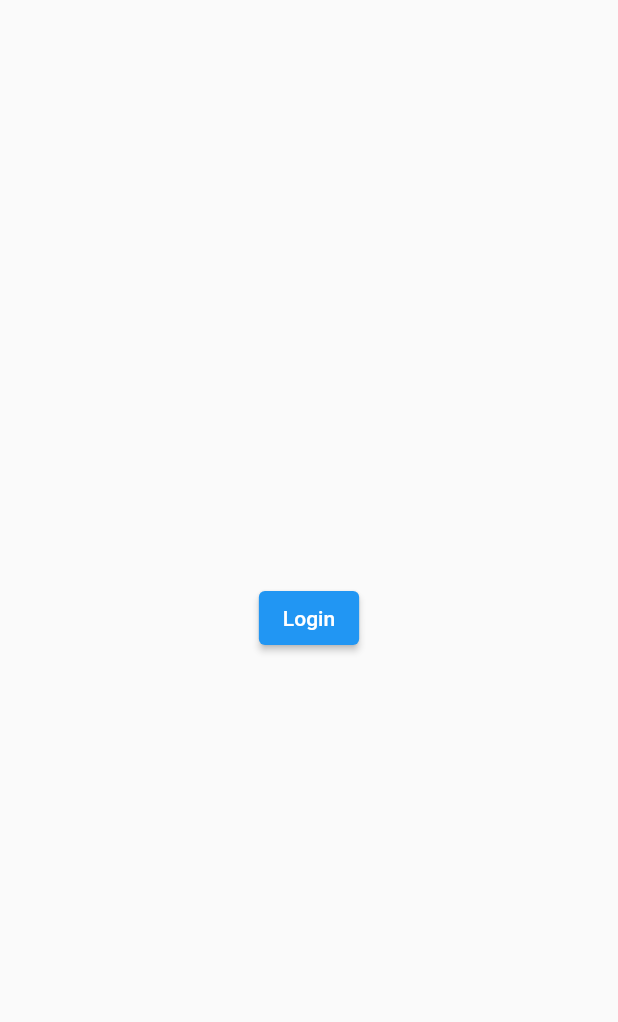
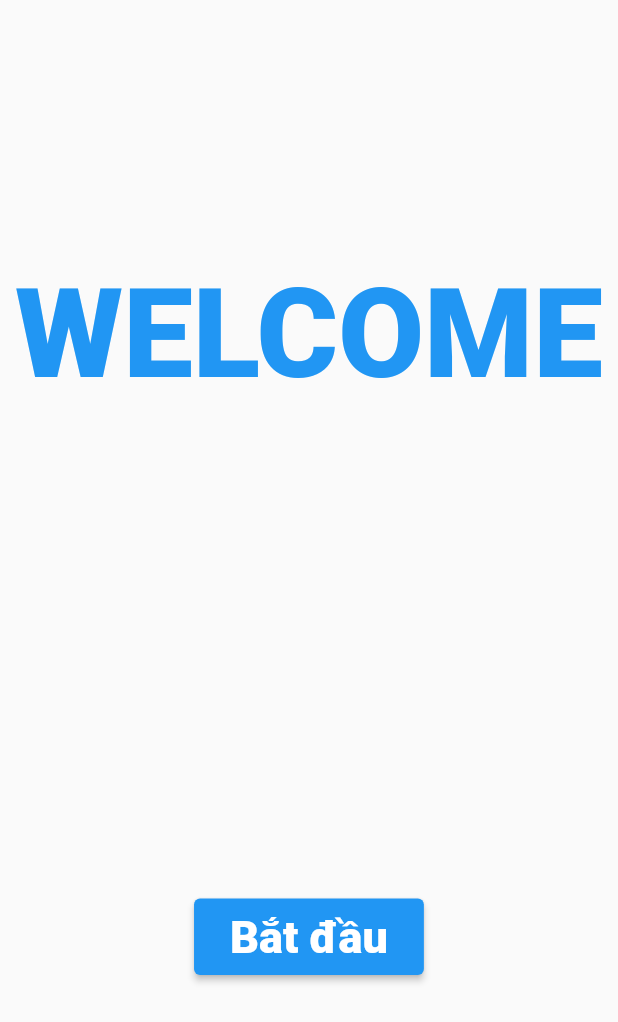
Before and after one commit to 14h4i/secman_parking, a Flutter app: the screen it shows after launch, on a phone screen of 412 x 824 dp. Shown: the top 1022 px of the screen. Run offline on Flutter 3.47's test engine with Material 2 defaults, Android fonts, the phone set to English and light mode, and no system bars; drawn by our look-alikes of auto_size_text; our stand-ins replace bloc, cached_network_image, camera, cloud_firestore, equatable, firebase_core and 6 more; missing offline and left inert: reactive_pin_code_fields; accounts and stored records are empty.

Commit message:
welcome layout

```diff
--- a/lib/modules/authentication/pages/welcome_page.dart
+++ b/lib/modules/authentication/pages/welcome_page.dart
@@ -1,30 +1,44 @@
+import 'package:auto_size_text/auto_size_text.dart';
 import 'package:flutter/material.dart';
-import 'package:flutter_bloc/flutter_bloc.dart';
-import 'package:secman_parking/blocs/app_bloc.dart';
+import 'package:secman_parking/route/route_name.dart';
+import 'package:secman_parking/themes/app_text_style.dart';
 
-class WelcomePage extends StatefulWidget {
+class WelcomePage extends StatelessWidget {
   const WelcomePage({Key? key}) : super(key: key);
-
-  @override
-  State<WelcomePage> createState() => _WelcomePageState();
-}
-
-class _WelcomePageState extends State<WelcomePage> {
-  AppBloc? get appStateBloc => BlocProvider.of<AppBloc>(context);
 
   @override
   Widget build(BuildContext context) {
     return Scaffold(
-      body: Center(
-        child: ElevatedButton(
-          child: const Text('Login'),
-          onPressed: _changeAppState,
+      body: Padding(
+        padding: const EdgeInsets.all(10.0),
+        child: Column(
+          mainAxisAlignment: MainAxisAlignment.spaceAround,
+          children: [
+            AutoSizeText(
+              'WELCOME',
+              maxLines: 1,
+              style: AppTextStyle.largeTitleCard.copyWith(color: Colors.blue),
+            ),
+            ElevatedButton(
+              child: const Padding(
+                padding: EdgeInsets.all(8.0),
+                child: AutoSizeText(
+                  'Bắt đầu',
+                  maxLines: 1,
+                  style: AppTextStyle.h3,
+                ),
+              ),
+              onPressed: () {
+                Navigator.pushNamed(context, RouteName.loginPage);
+              },
+            ),
+          ],
         ),
       ),
     );
   }
 
-  void _changeAppState() {
-    appStateBloc!.add(ChangeAppStateEvent(state: const AuthorizedAppState()));
-  }
+  // void _changeAppState() {
+  //   appStateBloc!.add(ChangeAppStateEvent(state: const AuthorizedAppState()));
+  // }
 }
```
